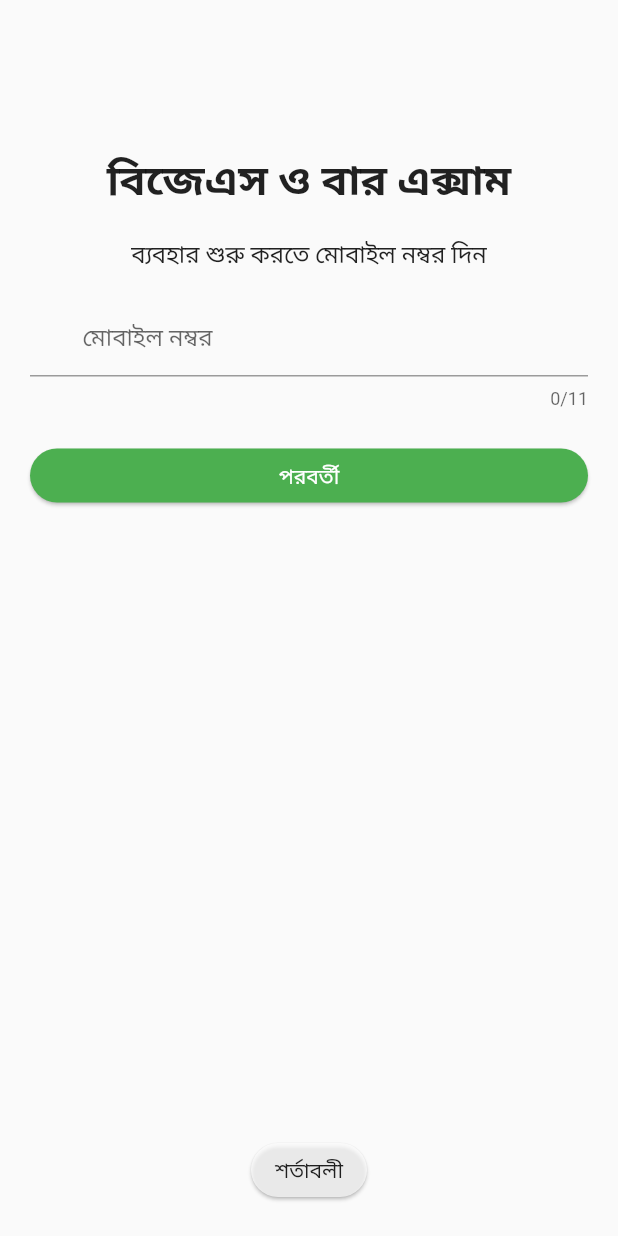
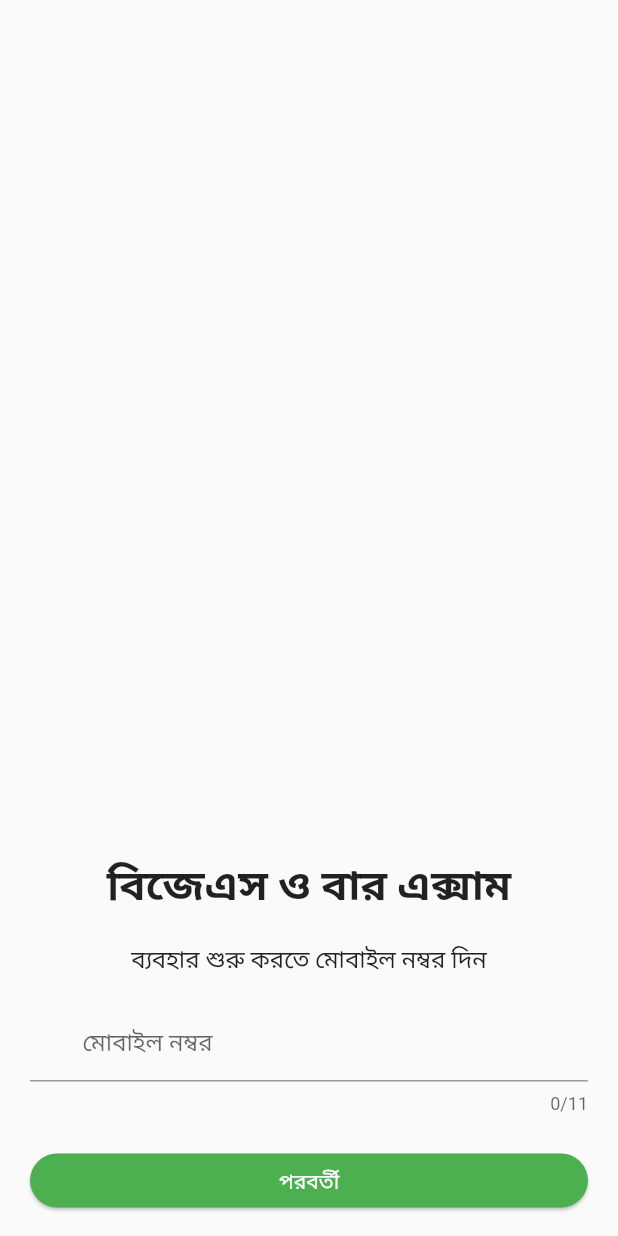
Before and after one commit to Azimul-Haque/diordnarabdnasjb, a Flutter app: the screen it shows after launch, on a phone screen of 412 x 824 dp. Run offline on Flutter 3.47's test engine with Material 2 defaults, Android fonts, the phone set to English and light mode, and no system bars; our stand-ins replace firebase_auth, firebase_core, pinput; missing offline and left inert: onesignal_flutter; accounts and stored records are empty.

Commit message:
Commit Thu 06/16/2022  2:10:48.14 6966

```diff
--- a/lib/login.dart
+++ b/lib/login.dart
@@ -42,7 +42,7 @@ class _LoginScreenState extends State<LoginScreen> {
         children: [
           Column(children: [
             SizedBox(
-              height: 30,
+              height: 500,
             ),
             Container(
               margin: EdgeInsets.only(top: 70),
```
